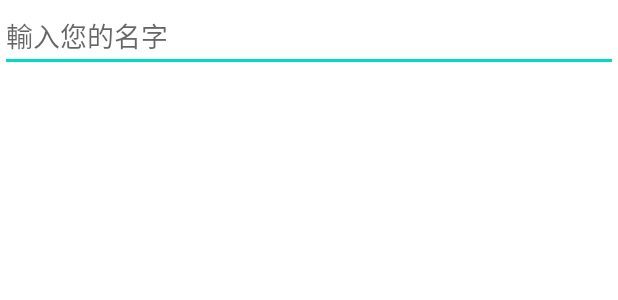
After one commit to JavaGameLab413/JavaGame, an Android app: the layout add_edittext.xml on its own in the app's theme, with its tools: preview values and no code run, on a phone screen of 412 x 824 dp. The commit adds this screen. Shown: the top 300 px of the screen. Run offline under Robolectric (Android 15) with nearby library versions, the phone set to English and light mode, and no system bars.

Commit message:
feat: 新增寫入資料庫功能

```diff
--- /dev/null
+++ b/app/src/main/res/layout/add_edittext.xml
@@ -0,0 +1,29 @@
+<?xml version="1.0" encoding="utf-8"?>
+<androidx.constraintlayout.widget.ConstraintLayout xmlns:android="http://schemas.android.com/apk/res/android"
+    xmlns:tools="http://schemas.android.com/tools"
+    android:layout_width="match_parent"
+    android:layout_height="match_parent"
+    xmlns:app="http://schemas.android.com/apk/res-auto">
+
+    <LinearLayout
+        android:layout_width="match_parent"
+        android:layout_height="wrap_content"
+        android:layout_gravity="center_vertical"
+        android:orientation="vertical"
+        app:layout_constraintBottom_toBottomOf="parent"
+        app:layout_constraintEnd_toEndOf="parent"
+        app:layout_constraintStart_toStartOf="parent"
+        app:layout_constraintTop_toTopOf="parent"
+        app:layout_constraintVertical_bias="0.0"
+        tools:ignore="MissingConstraints,SpeakableTextPresentCheck">
+
+        <EditText
+            android:id="@+id/dynamic_edit_text"
+            android:layout_width="match_parent"
+            android:layout_height="wrap_content"
+            android:hint="輸入您的名字"
+            android:inputType="text"
+            tools:ignore="MissingConstraints"
+            android:autofillHints=" " />
+    </LinearLayout>
+</androidx.constraintlayout.widget.ConstraintLayout>
```
Also changed, not shown: app/src/main/java/com/example/myapplication/Insert.kt (+208 -0 lines), app/src/main/res/layout/activity_insert.xml (+22 -6 lines).
